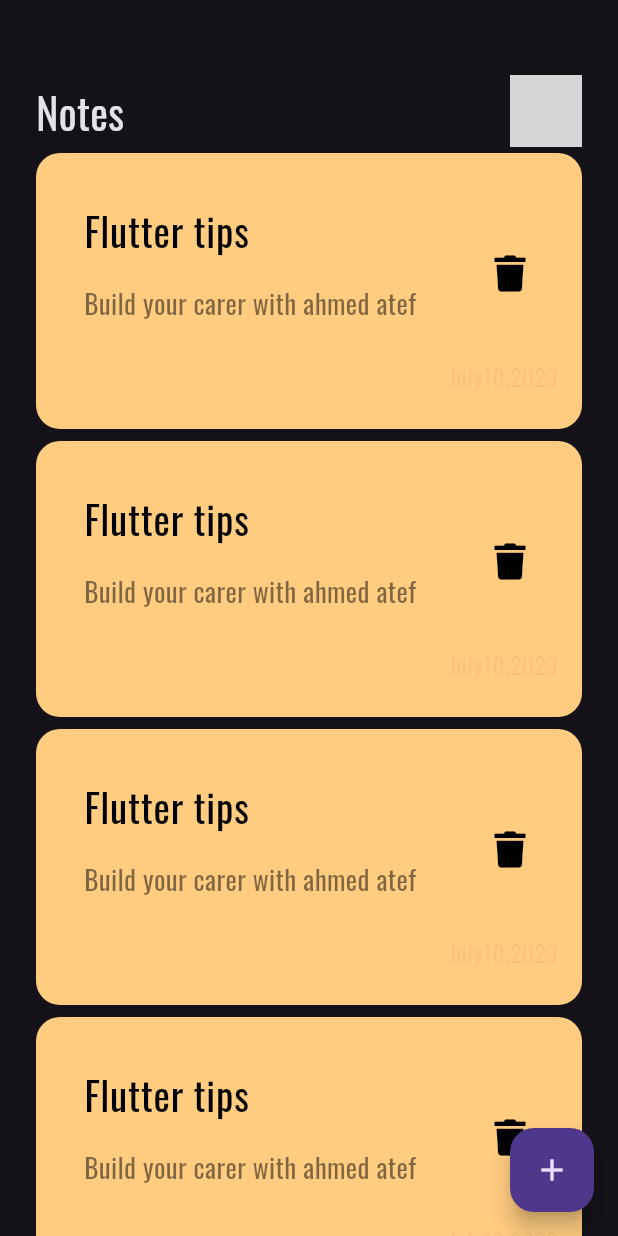
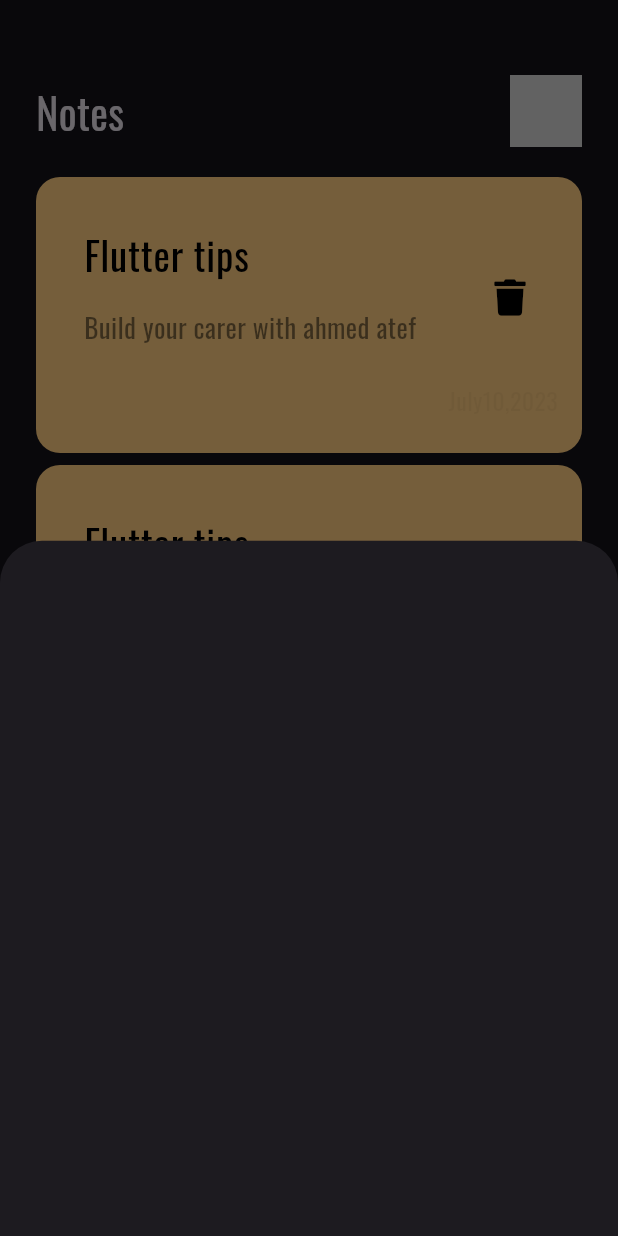
Before and after one commit to AhmedAtef202/Note, a Flutter app: the screen it shows after launch, after a tap on the "add" icon, on a phone screen of 412 x 824 dp. Run offline on Flutter 3.47's test engine with Material 3 defaults, Android fonts, the phone set to English and light mode, and no system bars; our stand-ins replace font_awesome_flutter; statements that could not run were skipped; grey boxes are pictures that could not be loaded.

Commit message:
show modal button sheet

```diff
--- a/lib/views/notes_views.dart
+++ b/lib/views/notes_views.dart
@@ -1,4 +1,5 @@
 import 'package:flutter/material.dart';
+import 'package:untitled/views/widgets/add_note_button_sheet.dart';
 import 'package:untitled/views/widgets/notes_view_body.dart';
 
 class NotesViews extends StatelessWidget {
@@ -6,9 +7,16 @@ class NotesViews extends StatelessWidget {
 
   @override
   Widget build(BuildContext context) {
-    return  Scaffold(
+    return Scaffold(
       floatingActionButton: FloatingActionButton(
-        onPressed: () {}, child: const Icon(Icons.add),
+        onPressed: () {
+          showModalBottomSheet(
+              context: context,
+              builder: (context) {
+                return const AddNoteButtomSheet();
+              });
+        },
+        child: const Icon(Icons.add),
       ),
       body: const NotesViewbody(),
     );
--- /dev/null
+++ b/lib/views/widgets/add_note_button_sheet.dart
@@ -0,0 +1,9 @@
+import 'package:flutter/material.dart';
+class AddNoteButtomSheet extends StatelessWidget {
+  const AddNoteButtomSheet({super.key});
+
+  @override
+  Widget build(BuildContext context) {
+    return Container();
+  }
+}
--- a/lib/views/widgets/list_view.dart
+++ b/lib/views/widgets/list_view.dart
@@ -4,16 +4,19 @@ import 'package:untitled/views/widgets/custom_note_item.dart';
 class NotesListview extends StatelessWidget {
   const NotesListview({super.key});
 
-
   @override
   Widget build(BuildContext context) {
-    return ListView.builder(
+    return Padding(
+      padding: const EdgeInsets.symmetric(vertical: 16),
+      child: ListView.builder(
+        padding: EdgeInsets.zero,
         itemBuilder: (context, index) {
           return const Padding(
             padding: EdgeInsets.symmetric(vertical: 4),
             child: Noteitem(),
           );
         },
+      ),
     );
   }
 }
```
Lines whose indentation alone changed are shown as unchanged.
